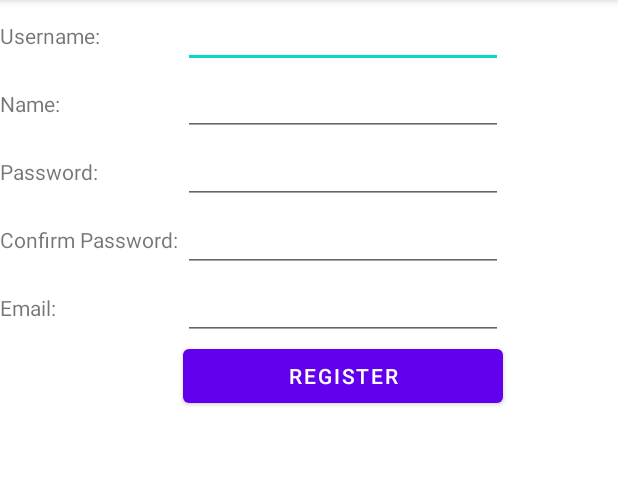
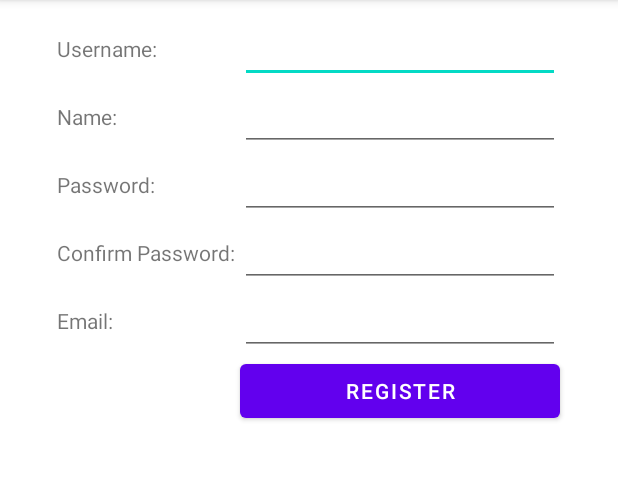
Before and after one commit to helloworldmich/MAPD721-Final-Project, an Android app: the RegisterActivity screen opened directly, with no data from a screen before it, on a phone screen of 412 x 824 dp, the part 84-564 px from its top. Run offline under Robolectric (Android 15) with nearby library versions, the phone set to English and light mode, and no system bars; our stand-ins replace Firebase (no records; nobody signed in at launch, a user with empty details on screens opened directly); network calls fail.

Commit message:
updated register and login with firebase integration

```diff
--- a/app/src/main/java/com/example/pjk/mapd_721_final_project/fragments/WeatherFragment.java
+++ b/app/src/main/java/com/example/pjk/mapd_721_final_project/fragments/WeatherFragment.java
@@ -71,6 +71,8 @@ public class WeatherFragment extends Fragment {
         textViewMaxTemp = view.findViewById(R.id.textViewMaxTemp);
         textViewFeelsLike = view.findViewById(R.id.textViewFeelsLike);
         imageViewWeather = view.findViewById(R.id.imageViewWeather);
+        imageViewWeather.setScaleX(3.0f);
+        imageViewWeather.setScaleY(3.0f);
         JsonObjectRequest request = new JsonObjectRequest(Request.Method.GET, url,null, new Response.Listener<JSONObject>() {
 
 
@@ -87,13 +89,14 @@ public class WeatherFragment extends Fragment {
                     JSONArray jsonArray = response.getJSONArray("weather");
                     JSONObject weatherObject = jsonArray.getJSONObject(0);
                     String description = weatherObject.getString("description");
+                    String icon = weatherObject.getString("icon");
 
                     textViewDesc.setText(description);
                     textViewCurrentTemp.setText(tempCurr);
                     textViewMinTemp.setText(tempMin);
                     textViewMaxTemp.setText(tempMax);
                     textViewFeelsLike.setText(feelsLike);
-                    Picasso.get().load("https://openweathermap.org/img/wn/10d@4x.png").into(imageViewWeather);
+                    Picasso.get().load("https://openweathermap.org/img/wn/"+icon+"@4x.png").into(imageViewWeather);
 //
 //                    System.out.println("Description  = " + description);
 //                    System.out.println("current temp = " + tempCurr);
--- a/app/src/main/res/layout/activity_login.xml
+++ b/app/src/main/res/layout/activity_login.xml
@@ -32,7 +32,7 @@
                     android:text="Username:" />
 
                 <EditText
-                    android:id="@+id/editTextTextPersonName"
+                    android:id="@+id/editTextTextLoginUsername"
                     android:layout_width="wrap_content"
                     android:layout_height="wrap_content"
                     android:ems="10"
@@ -50,7 +50,7 @@
                     android:text="Password:" />
 
                 <EditText
-                    android:id="@+id/editTextTextPassword"
+                    android:id="@+id/editTextTextLoginPassword"
                     android:layout_width="wrap_content"
                     android:layout_height="wrap_content"
                     android:ems="10"
--- a/app/src/main/res/layout/activity_register.xml
+++ b/app/src/main/res/layout/activity_register.xml
@@ -4,15 +4,19 @@
     xmlns:tools="http://schemas.android.com/tools"
     android:layout_width="match_parent"
     android:layout_height="match_parent"
+    android:gravity="center"
+    android:orientation="vertical"
     tools:context=".RegisterActivity">
 
     <TableLayout
         android:layout_width="match_parent"
-        android:layout_height="match_parent">
+        android:layout_height="match_parent"
+        android:layout_marginTop="10dp">
 
         <TableRow
             android:layout_width="match_parent"
-            android:layout_height="match_parent" >
+            android:layout_height="match_parent"
+            android:gravity="center">
 
             <TextView
                 android:id="@+id/textView9"
@@ -30,7 +34,8 @@
 
         <TableRow
             android:layout_width="match_parent"
-            android:layout_height="match_parent" >
+            android:layout_height="match_parent"
+            android:gravity="center">
 
             <TextView
                 android:id="@+id/textView11"
@@ -48,7 +53,8 @@
 
         <TableRow
             android:layout_width="match_parent"
-            android:layout_height="match_parent" >
+            android:layout_height="match_parent"
+            android:gravity="center">
 
             <TextView
                 android:id="@+id/textView13"
@@ -66,7 +72,8 @@
 
         <TableRow
             android:layout_width="match_parent"
-            android:layout_height="match_parent" >
+            android:layout_height="match_parent"
+            android:gravity="center">
 
             <TextView
                 android:id="@+id/textView14"
@@ -84,7 +91,8 @@
 
         <TableRow
             android:layout_width="match_parent"
-            android:layout_height="match_parent" >
+            android:layout_height="match_parent"
+            android:gravity="center">
 
             <TextView
                 android:id="@+id/textView15"
@@ -102,7 +110,8 @@
 
         <TableRow
             android:layout_width="match_parent"
-            android:layout_height="match_parent" >
+            android:layout_height="match_parent"
+            android:gravity="center">
 
             <TextView
                 android:id="@+id/textView16"
```
Also changed, not shown: app/src/main/java/com/example/pjk/mapd_721_final_project/GpsTracker.java (+62 -0 lines), app/src/main/java/com/example/pjk/mapd_721_final_project/LoginActivity.java (+57 -1 lines), app/src/main/java/com/example/pjk/mapd_721_final_project/RegisterActivity.java (+24 -7 lines), app/src/main/java/com/example/pjk/mapd_721_final_project/data/User.java (+7 -1 lines), app/src/main/java/com/example/pjk/mapd_721_final_project/fragments/MapFragment.java (+38 -13 lines).
